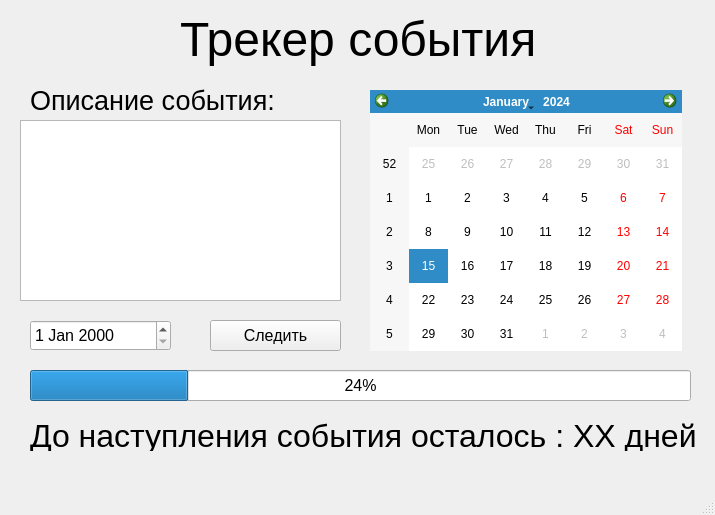
Before: the Qt Designer form prog_pyqt5/tracker.ui in AntonTyurin87/pet_projects, drawn with Qt 5.
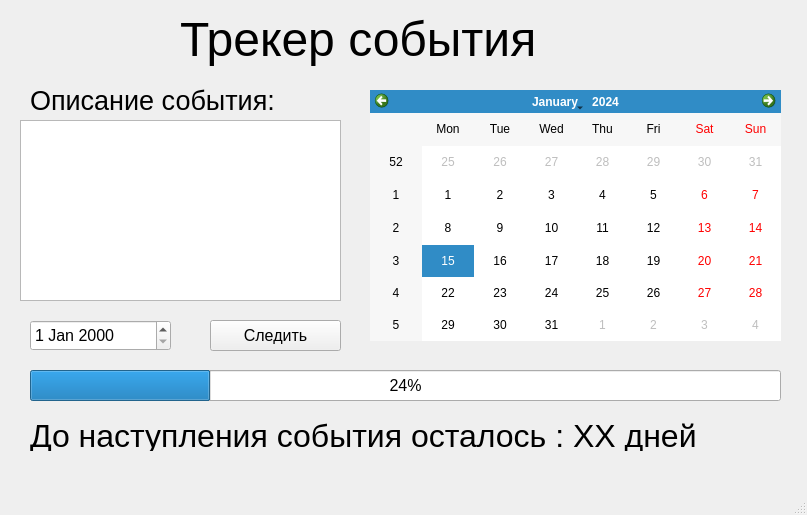
After: the same form once the commit is applied.

Commit message: Chenge adress of .ui file.

What changed in the file:
```diff
--- a/prog_pyqt5/tracker.ui
+++ b/prog_pyqt5/tracker.ui
@@ -6,7 +6,7 @@
    <rect>
     <x>0</x>
     <y>0</y>
-    <width>715</width>
+    <width>807</width>
     <height>515</height>
    </rect>
   </property>
@@ -37,8 +37,8 @@
      <rect>
       <x>370</x>
       <y>90</y>
-      <width>312</width>
-      <height>261</height>
+      <width>411</width>
+      <height>251</height>
      </rect>
     </property>
    </widget>
@@ -47,7 +47,7 @@
      <rect>
       <x>30</x>
       <y>370</y>
-      <width>661</width>
+      <width>751</width>
       <height>31</height>
      </rect>
     </property>
```
Left out of the diff: 4 changed lines with no effect on the pictures. The commit also changes 1 other file.
